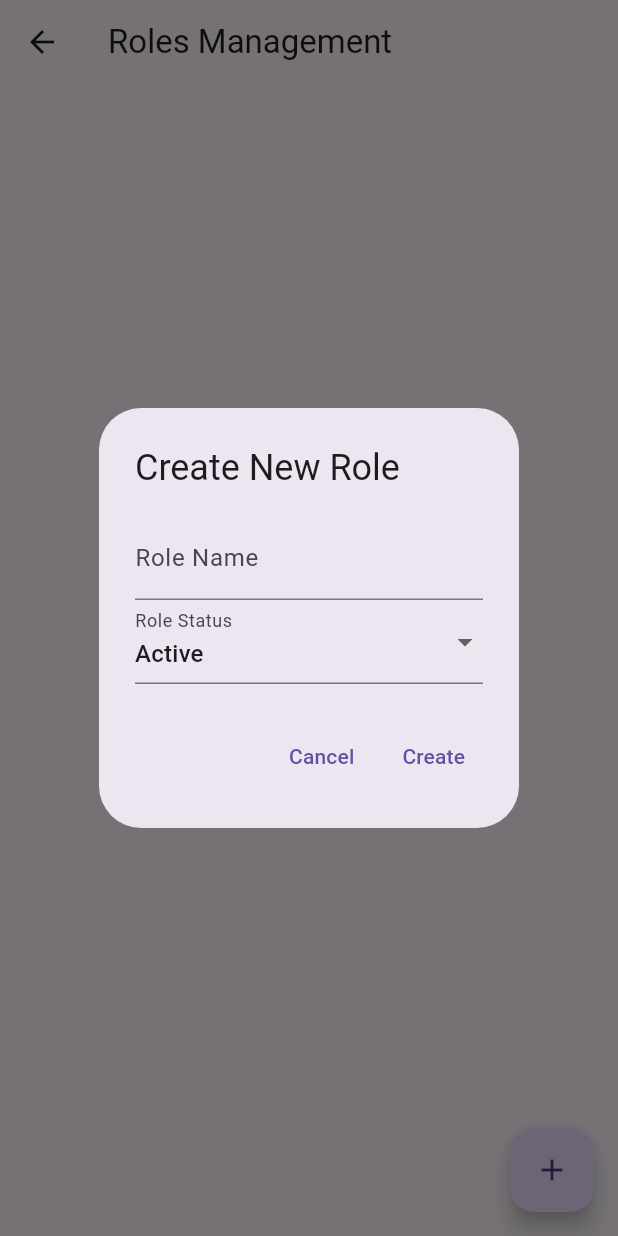
After one commit to dllano-ucb/hospital-ui, a Flutter app: the RolesView screen opened directly, after a tap on the "add" icon, on a phone screen of 412 x 824 dp. The commit adds this screen. Run offline on Flutter 3.47's test engine with Material 3 defaults, Android fonts, the phone set to English and light mode, and no system bars; network calls fail.

Commit message:
Main menu and move of roles

```diff
--- /dev/null
+++ b/lib/views/roles_view.dart
@@ -0,0 +1,196 @@
+import 'package:flutter/material.dart';
+import 'package:provider/provider.dart';
+import '../providers/role_provider.dart';
+import '../models/role.dart';
+
+class RolesView extends StatelessWidget {
+  @override
+  Widget build(BuildContext context) {
+    return Scaffold(
+      appBar: AppBar(
+        title: Text('Roles Management'),
+      ),
+      body: FutureBuilder(
+        future: Provider.of<RoleProvider>(context, listen: false).fetchRoles(),
+        builder: (ctx, snapshot) {
+          if (snapshot.connectionState == ConnectionState.waiting) {
+            return Center(child: CircularProgressIndicator());
+          } else {
+            return Consumer<RoleProvider>(
+              builder: (ctx, roleProvider, _) => ListView.builder(
+                itemCount: roleProvider.roles.length,
+                itemBuilder: (ctx, i) => ListTile(
+                  title: Text(roleProvider.roles[i].name),
+                  subtitle: Text(roleProvider.roles[i].status),
+                  trailing: Row(
+                    mainAxisSize: MainAxisSize.min,
+                    children: [
+                      IconButton(
+                        icon: Icon(Icons.edit),
+                        onPressed: () {
+                          _showEditRoleDialog(context, roleProvider.roles[i]);
+                        },
+                      ),
+                      IconButton(
+                        icon: Icon(Icons.delete),
+                        onPressed: () {
+                          _showDeleteConfirmationDialog(
+                              context, roleProvider, roleProvider.roles[i].id);
+                        },
+                      ),
+                    ],
+                  ),
+                ),
+              ),
+            );
+          }
+        },
+      ),
+      floatingActionButton: FloatingActionButton(
+        onPressed: () {
+          _showCreateRoleDialog(context);
+        },
+        child: Icon(Icons.add),
+      ),
+    );
+  }
+
+  // Create role dialog
+  void _showCreateRoleDialog(BuildContext context) {
+    final nameController = TextEditingController();
+    String statusValue = "Active"; // Default selection
+
+    showDialog(
+      context: context,
+      builder: (context) {
+        return AlertDialog(
+          title: Text('Create New Role'),
+          content: Column(
+            mainAxisSize: MainAxisSize.min,
+            children: [
+              TextField(
+                controller: nameController,
+                decoration: InputDecoration(labelText: 'Role Name'),
+              ),
+              DropdownButtonFormField<String>(
+                value: statusValue,
+                decoration: InputDecoration(labelText: 'Role Status'),
+                items: [
+                  DropdownMenuItem(child: Text("Active"), value: "Active"),
+                  DropdownMenuItem(child: Text("Inactive"), value: "Inactive"),
+                ],
+                onChanged: (value) {
+                  statusValue = value!;
+                },
+              ),
+            ],
+          ),
+          actions: [
+            TextButton(
+              onPressed: () => Navigator.of(context).pop(),
+              child: Text('Cancel'),
+            ),
+            TextButton(
+              onPressed: () {
+                final newRole = Role(
+                  id: 0, // Placeholder, will be set by the backend
+                  name: nameController.text,
+                  status: statusValue,
+                  createdAt: DateTime.now(),
+                  updatedAt: DateTime.now(),
+                );
+                Provider.of<RoleProvider>(context, listen: false)
+                    .addRole(newRole);
+                Navigator.of(context).pop();
+              },
+              child: Text('Create'),
+            ),
+          ],
+        );
+      },
+    );
+  }
+
+  // Edit role dialog
+  void _showEditRoleDialog(BuildContext context, Role role) {
+    final nameController = TextEditingController(text: role.name);
+    String statusValue = role.status;
+
+    showDialog(
+      context: context,
+      builder: (context) {
+        return AlertDialog(
+          title: Text('Edit Role'),
+          content: Column(
+            mainAxisSize: MainAxisSize.min,
+            children: [
+              TextField(
+                controller: nameController,
+                decoration: InputDecoration(labelText: 'Role Name'),
+              ),
+              DropdownButtonFormField<String>(
+                value: statusValue,
+                decoration: InputDecoration(labelText: 'Role Status'),
+                items: [
+                  DropdownMenuItem(child: Text("Active"), value: "Active"),
+                  DropdownMenuItem(child: Text("Inactive"), value: "Inactive"),
+                ],
+                onChanged: (value) {
+                  statusValue = value!;
+                },
+              ),
+            ],
+          ),
+          actions: [
+            TextButton(
+              onPressed: () => Navigator.of(context).pop(),
+              child: Text('Cancel'),
+            ),
+            TextButton(
+              onPressed: () {
+                final updatedRole = Role(
+                  id: role.id,
+                  name: nameController.text,
+                  status: statusValue,
+                  createdAt: role.createdAt,
+                  updatedAt: DateTime.now(),
+                );
+                Provider.of<RoleProvider>(context, listen: false)
+                    .updateRole(role.id, updatedRole);
+                Navigator.of(context).pop();
+              },
+              child: Text('Update'),
+            ),
+          ],
+        );
+      },
+    );
+  }
+
+  // Confirm delete dialog
+  void _showDeleteConfirmationDialog(
+      BuildContext context, RoleProvider provider, int roleId) {
+    showDialog(
+      context: context,
+      builder: (context) {
+        return AlertDialog(
+          title: Text('Delete Role'),
+          content: Text('Are you sure you want to delete this role?'),
+          actions: [
+            TextButton(
+              onPressed: () => Navigator.of(context).pop(),
+              child: Text('Cancel'),
+            ),
+            TextButton(
+              onPressed: () {
+                provider.deleteRole(roleId);
+                Navigator.of(context).pop();
+              },
+              child: Text('Delete'),
+            ),
+          ],
+        );
+      },
+    );
+  }
+}
```
Also changed, not shown: lib/main.dart (+42 -190 lines), 1 other file.
